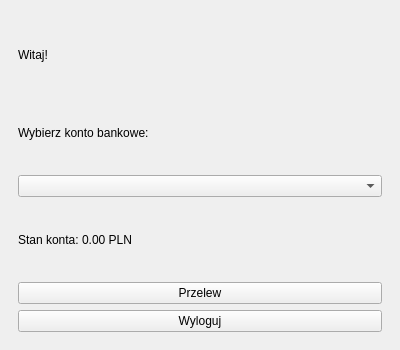
The window that bankapp.ui (majkus522/aplikacja-bankowa) describes before a commit, drawn with Qt 5.
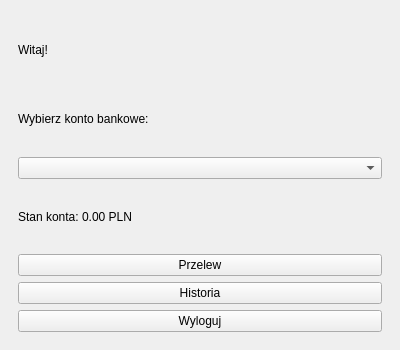
The same window after the commit.

Patch:
```diff
--- a/bankapp.ui
+++ b/bankapp.ui
@@ -53,6 +53,13 @@
           </property>
          </widget>
         </item>
+        <item>
+         <widget class="QPushButton" name="btnOpenHistoryDialog">
+          <property name="text">
+           <string>Historia</string>
+          </property>
+         </widget>
+        </item>
         <item>
          <widget class="QPushButton" name="btnLogout">
           <property name="text">
```
